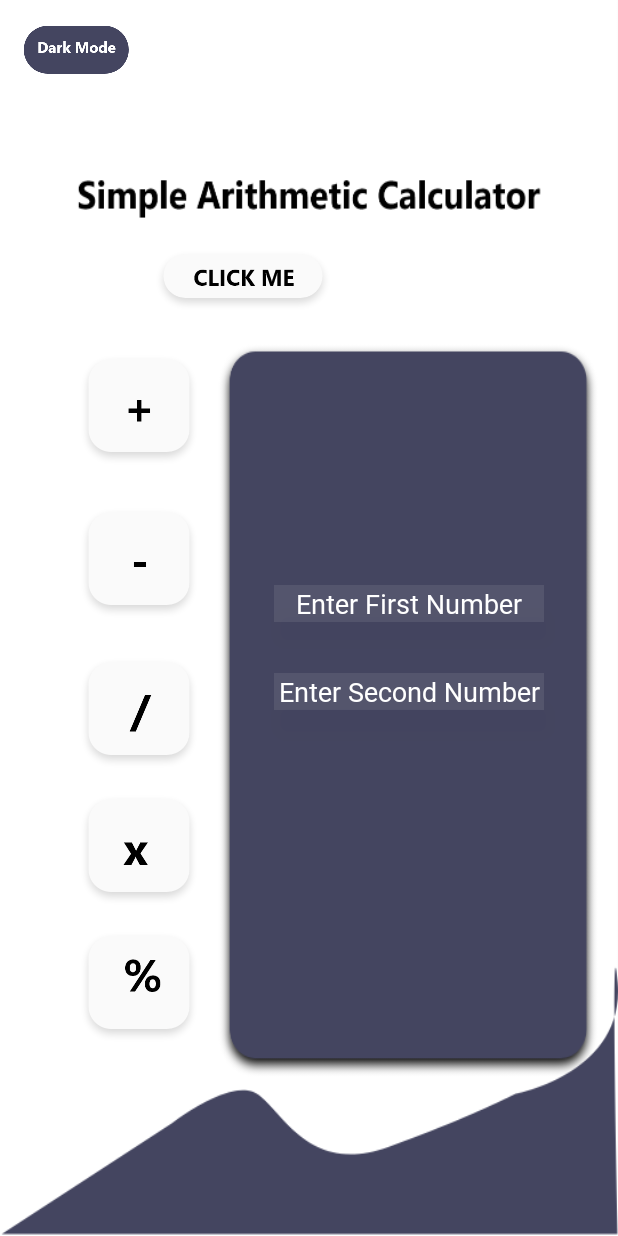
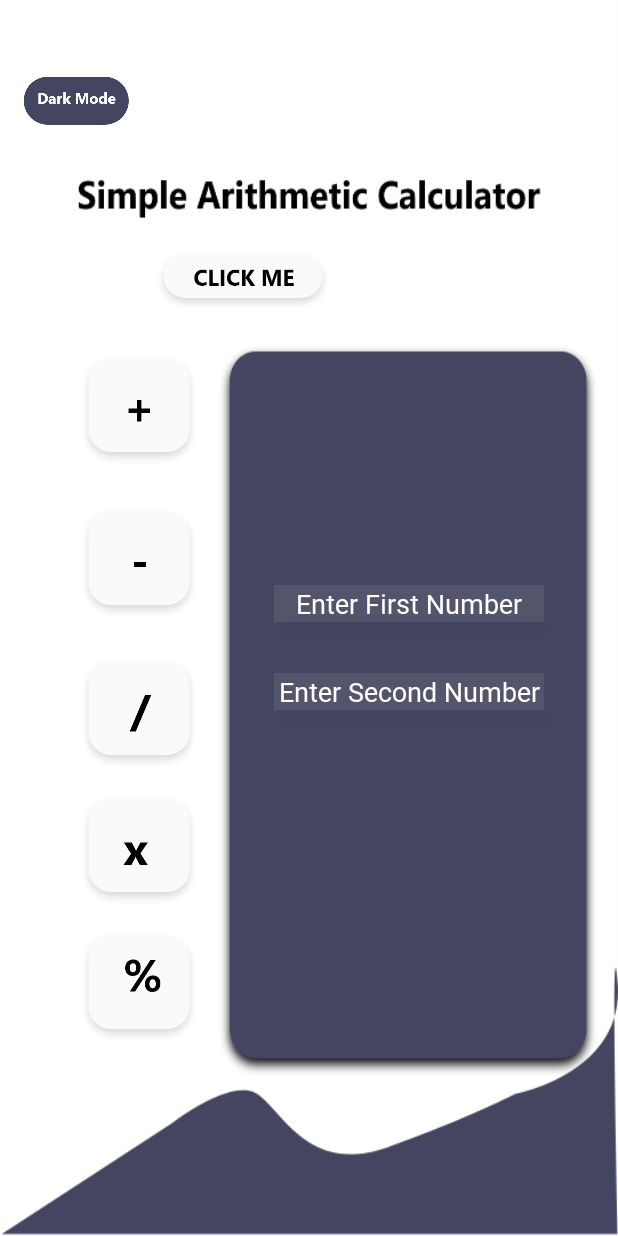
Before and after one commit to bryanladion/SimpleUICalculator, an Android app: the screen it shows after launch (MainActivity), on a phone screen of 412 x 824 dp. Run offline under Robolectric (Android 15) with nearby library versions, the light colour scheme and no system bars.

Commit message:
repositioned the darkmode button

```diff
--- a/app/src/main/java/com/newproject/simpleuicalculator/MainActivity.kt
+++ b/app/src/main/java/com/newproject/simpleuicalculator/MainActivity.kt
@@ -9,7 +9,6 @@ import android.os.Build
 import android.view.WindowManager
 import android.widget.Toast
 import android.media.MediaPlayer
-
 import androidx.constraintlayout.widget.ConstraintLayout
 
 class MainActivity : AppCompatActivity() {
@@ -19,23 +18,16 @@ class MainActivity : AppCompatActivity() {
         setContentView(R.layout.activity_main)
 
         //setting up transparent.translucent status bar as well as full screen background
-        if(Build.VERSION.SDK_INT>Build.VERSION_CODES.KITKAT){
+        if(Build.VERSION.SDK_INT>Build.VERSION_CODES.KITKAT) getWindow().setFlags(WindowManager.LayoutParams.FLAG_LAYOUT_NO_LIMITS,WindowManager.LayoutParams.FLAG_LAYOUT_NO_LIMITS)
 
-            getWindow().setFlags(WindowManager.LayoutParams.FLAG_LAYOUT_NO_LIMITS,WindowManager.LayoutParams.FLAG_LAYOUT_NO_LIMITS)
-
-        }
-
-
-
-
-        var layout= findViewById(R.id.backGround) as ConstraintLayout
-        var switch= findViewById(R.id.light_switch) as ImageView
-        var clickme= findViewById(R.id.light_clickme) as ImageView
-        var plus = findViewById(R.id.light_plus) as ImageView
-        var minus = findViewById(R.id.light_minus) as ImageView
-        var devide = findViewById(R.id.light_devide) as ImageView
-        var times = findViewById(R.id.light_times) as ImageView
-        var modulos = findViewById(R.id.light_modulos) as ImageView
+        val layout= findViewById<ConstraintLayout>(R.id.backGround)
+        val switch= findViewById<ImageView>(R.id.light_switch)
+        val clickme= findViewById<ImageView>(R.id.light_clickme)
+        val plus = findViewById<ImageView>(R.id.light_plus)
+        val minus = findViewById<ImageView>(R.id.light_minus)
+        val devide = findViewById<ImageView>(R.id.light_devide)
+        val times = findViewById<ImageView>(R.id.light_times)
+        val modulos = findViewById<ImageView>(R.id.light_modulos)
         var count = 1
         switch.setOnClickListener {
             count += 1
@@ -60,14 +52,13 @@ class MainActivity : AppCompatActivity() {
             }
         }
             // CALCULATOR LOGIC
-          var firstnum = findViewById(R.id.firstNumber) as EditText
-          var secondnum = findViewById(R.id.secondNumber) as EditText
-          var answer = findViewById(R.id.print_answer) as TextView
+          val firstnum = findViewById<EditText>(R.id.firstNumber)
+          val secondnum = findViewById<EditText>(R.id.secondNumber)
+          val answer = findViewById<TextView>(R.id.print_answer)
 
-
-            var num1 = 0
-            var num2 = 0
-            var result = 0
+            var num1 : Int
+            var num2 : Int
+            var result :Int
 
             plus.setOnClickListener{
               num1=Integer.parseInt(firstnum.getText().toString())
@@ -108,6 +99,5 @@ class MainActivity : AppCompatActivity() {
             mediaplayer.start()
         }
 
-
     }
 }
--- a/app/src/main/res/layout/activity_main.xml
+++ b/app/src/main/res/layout/activity_main.xml
@@ -18,7 +18,7 @@
         app:layout_constraintHorizontal_bias="0.046"
         app:layout_constraintStart_toStartOf="parent"
         app:layout_constraintTop_toTopOf="parent"
-        app:layout_constraintVertical_bias="0.022" />
+        app:layout_constraintVertical_bias="0.065" />
 
     <ImageView
         android:id="@+id/light_clickme"
```
